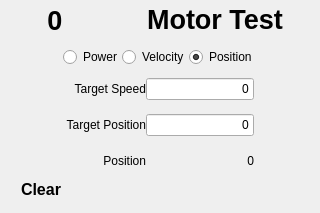
Before: the Qt Designer form cbcui/ui/MotorTest.ui in kipr/cbc, drawn with Qt 5.
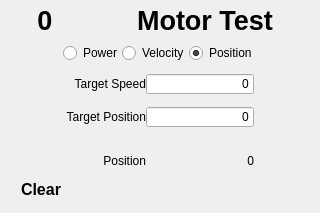
After: the same form once the commit is applied. The open tabs and pages were chosen to show the change. Icons and pictures are not drawn.

What changed in the file:
```diff
--- a/cbcui/ui/MotorTest.ui
+++ b/cbcui/ui/MotorTest.ui
@@ -32,7 +32,7 @@
     <number>0</number>
    </property>
    <property name="topMargin" >
-    <number>0</number>
+    <number>5</number>
    </property>
    <property name="rightMargin" >
     <number>0</number>
@@ -55,20 +55,30 @@
        </property>
        <property name="minimumSize" >
         <size>
-         <width>40</width>
-         <height>40</height>
+         <width>30</width>
+         <height>30</height>
         </size>
        </property>
        <property name="maximumSize" >
         <size>
-         <width>40</width>
-         <height>40</height>
+         <width>30</width>
+         <height>30</height>
         </size>
        </property>
        <property name="styleSheet" >
         <string>QPushButton{
-icon-size:35px;
 border:0px;
+background-image:url(:/actions/arrowLf-30L.png);
+color:black;
+font:bold;
+font-size:12pt;
+}
+QPushButton:pressed{
+border:0px;
+background-image:url(:/actions/arrowLf-30D.png);
+color:white;
+font:bold;
+font-size:12pt;
 }</string>
        </property>
        <property name="text" >
@@ -142,20 +152,30 @@
        </property>
        <property name="minimumSize" >
         <size>
-         <width>40</width>
-         <height>40</height>
+         <width>30</width>
+         <height>30</height>
         </size>
        </property>
        <property name="maximumSize" >
         <size>
-         <width>40</width>
-         <height>40</height>
+         <width>30</width>
+         <height>30</height>
         </size>
        </property>
        <property name="styleSheet" >
         <string>QPushButton{
-icon-size:35px;
 border:0px;
+background-image:url(:/actions/arrowRt-30L.png);
+color:black;
+font:bold;
+font-size:12pt;
+}
+QPushButton:pressed{
+border:0px;
+background-image:url(:/actions/arrowRt-30D.png);
+color:white;
+font:bold;
+font-size:12pt;
 }</string>
        </property>
        <property name="text" >
@@ -419,6 +439,12 @@
              <height>20</height>
             </size>
            </property>
+           <property name="maximumSize" >
+            <size>
+             <width>16777215</width>
+             <height>20</height>
+            </size>
+           </property>
            <property name="text" >
             <string>0</string>
            </property>
@@ -435,6 +461,12 @@
              <height>20</height>
             </size>
            </property>
+           <property name="maximumSize" >
+            <size>
+             <width>16777215</width>
+             <height>20</height>
+            </size>
+           </property>
            <property name="text" >
             <string>0</string>
            </property>
@@ -469,22 +501,6 @@
            </property>
           </spacer>
          </item>
-         <item row="1" column="1" colspan="2" >
-          <spacer>
-           <property name="orientation" >
-            <enum>Qt::Vertical</enum>
-           </property>
-           <property name="sizeType" >
-            <enum>QSizePolicy::Fixed</enum>
-           </property>
-           <property name="sizeHint" >
-            <size>
-             <width>20</width>
-             <height>14</height>
-            </size>
-           </property>
-          </spacer>
-         </item>
          <item rowspan="2" row="3" column="1" colspan="2" >
           <spacer>
            <property name="orientation" >
@@ -501,6 +517,22 @@
            </property>
           </spacer>
          </item>
+         <item row="1" column="1" colspan="2" >
+          <spacer>
+           <property name="orientation" >
+            <enum>Qt::Vertical</enum>
+           </property>
+           <property name="sizeType" >
+            <enum>QSizePolicy::Fixed</enum>
+           </property>
+           <property name="sizeHint" >
+            <size>
+             <width>20</width>
+             <height>10</height>
+            </size>
+           </property>
+          </spacer>
+         </item>
         </layout>
        </item>
        <item>
```
Left out of the diff: 56 changed lines with no effect on the pictures.
